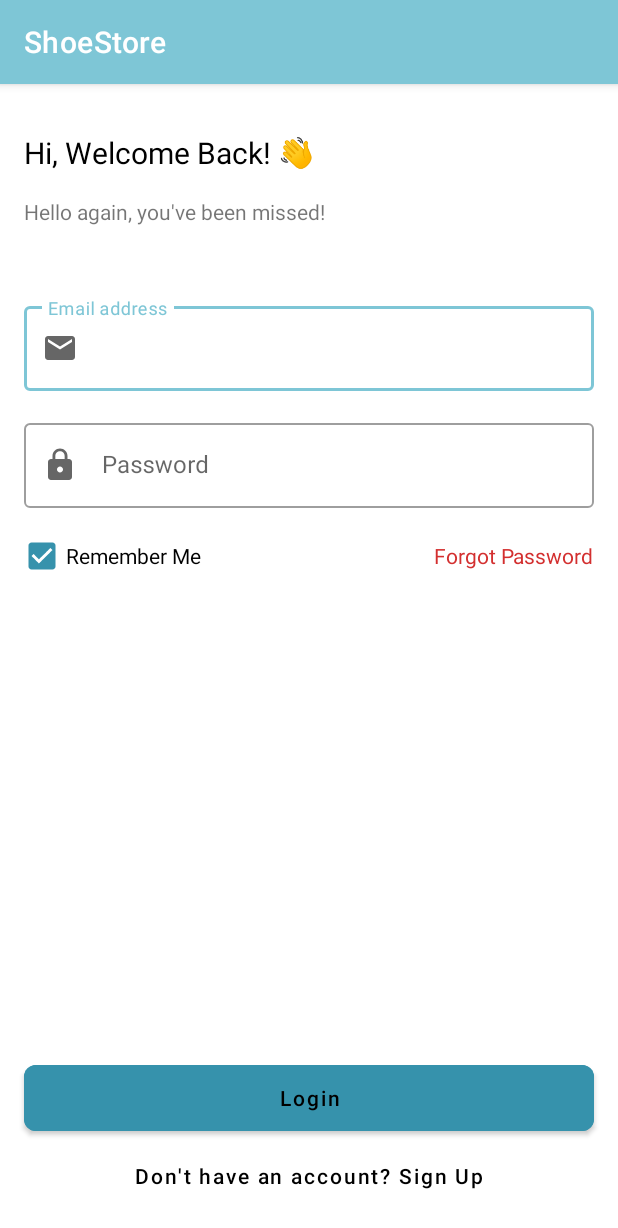
After one commit to binaryshrey/ShoeStore, an Android app: the fragment LoginFragment shown on its own in the app's theme, on a phone screen of 412 x 824 dp. The commit adds this screen. Shown: the top 1228 px of the screen. Run offline under Robolectric (Android 15) with nearby library versions, the phone set to English and light mode, and no system bars.

Commit message:
updated loginView

```diff
--- /dev/null
+++ b/app/src/main/java/dev/shreyansh/shoestore/ui/login/LoginFragment.kt
@@ -0,0 +1,22 @@
+package dev.shreyansh.shoestore.ui.login
+
+import android.os.Bundle
+import androidx.fragment.app.Fragment
+import android.view.LayoutInflater
+import android.view.View
+import android.view.ViewGroup
+import dev.shreyansh.shoestore.R
+
+
+class LoginFragment : Fragment() {
+
+
+    override fun onCreateView(
+        inflater: LayoutInflater, container: ViewGroup?,
+        savedInstanceState: Bundle?
+    ): View? {
+        // Inflate the layout for this fragment
+        return inflater.inflate(R.layout.fragment_login, container, false)
+    }
+
+}
--- /dev/null
+++ b/app/src/main/res/layout/fragment_login.xml
@@ -0,0 +1,131 @@
+<?xml version="1.0" encoding="utf-8"?>
+<androidx.constraintlayout.widget.ConstraintLayout xmlns:android="http://schemas.android.com/apk/res/android"
+    xmlns:tools="http://schemas.android.com/tools"
+    xmlns:app="http://schemas.android.com/apk/res-auto"
+    android:id="@+id/loginLayout"
+    android:layout_width="match_parent"
+    android:layout_height="match_parent"
+    tools:context=".ui.login.LoginFragment">
+
+    <TextView
+        android:id="@+id/welcomeTextView"
+        android:layout_width="wrap_content"
+        android:layout_height="wrap_content"
+        android:layout_marginStart="@dimen/dimen_16"
+        android:layout_marginTop="@dimen/dimen_32"
+        android:text="@string/welcomeBack"
+        android:textColor="@color/black"
+        android:textSize="@dimen/dimen_20sp"
+        app:layout_constraintStart_toStartOf="parent"
+        app:layout_constraintTop_toTopOf="parent" />
+
+    <TextView
+        android:id="@+id/welcomeTagTextView"
+        android:layout_width="wrap_content"
+        android:layout_height="wrap_content"
+        android:layout_marginStart="@dimen/dimen_16"
+        android:layout_marginTop="@dimen/dimen_16"
+        android:text="@string/hello_again_you_ve_been_missed"
+        app:layout_constraintStart_toStartOf="parent"
+        app:layout_constraintTop_toBottomOf="@+id/welcomeTextView" />
+
+    <com.google.android.material.textfield.TextInputLayout
+        android:id="@+id/emailLogin"
+        style="@style/Widget.MaterialComponents.TextInputLayout.OutlinedBox"
+        android:layout_width="match_parent"
+        android:layout_height="wrap_content"
+        android:layout_marginStart="@dimen/dimen_16"
+        android:layout_marginTop="48dp"
+        android:layout_marginEnd="@dimen/dimen_16"
+        android:hint="@string/email_address"
+        app:layout_constraintEnd_toEndOf="parent"
+        app:layout_constraintStart_toStartOf="parent"
+        app:layout_constraintTop_toBottomOf="@+id/welcomeTagTextView"
+        app:startIconContentDescription="@string/email_address"
+        app:startIconDrawable="@drawable/ic_baseline_email_24">
+
+        <com.google.android.material.textfield.TextInputEditText
+            android:layout_width="match_parent"
+            android:layout_height="wrap_content" />
+
+    </com.google.android.material.textfield.TextInputLayout>
+
+    <com.google.android.material.textfield.TextInputLayout
+        android:id="@+id/pwdLogin"
+        style="@style/Widget.MaterialComponents.TextInputLayout.OutlinedBox"
+        android:layout_width="match_parent"
+        android:layout_height="wrap_content"
+        android:layout_marginStart="@dimen/dimen_16"
+        android:layout_marginTop="@dimen/dimen_16"
+        android:layout_marginEnd="@dimen/dimen_16"
+        android:hint="@string/password"
+        app:layout_constraintEnd_toEndOf="parent"
+        app:layout_constraintStart_toStartOf="parent"
+        app:layout_constraintTop_toBottomOf="@+id/emailLogin"
+        app:startIconContentDescription="@string/password"
+        app:startIconDrawable="@drawable/ic_baseline_lock_24">
+
+    <com.google.android.material.textfield.TextInputEditText
+        android:layout_width="match_parent"
+        android:layout_height="wrap_content"
+        android:inputType="textPassword" />
+    </com.google.android.material.textfield.TextInputLayout>
+
+    <CheckBox
+        android:id="@+id/rem"
+        android:layout_width="wrap_content"
+        android:layout_height="wrap_content"
+        android:layout_marginStart="@dimen/dimen_12"
+        android:layout_marginTop="@dimen/dimen_8"
+        android:checked="true"
+        android:text="@string/remember_me"
+        app:layout_constraintStart_toStartOf="parent"
+        app:layout_constraintTop_toBottomOf="@+id/pwdLogin" />
+
+    <TextView
+        android:id="@+id/ForgotTextView"
+        android:layout_width="wrap_content"
+        android:layout_height="wrap_content"
+        android:layout_marginTop="22dp"
+        android:layout_marginEnd="16dp"
+        android:text="@string/forgot_password"
+        android:textColor="#D32F2F"
+        app:layout_constraintEnd_toEndOf="parent"
+        app:layout_constraintTop_toBottomOf="@+id/pwdLogin" />
+
+    <com.google.android.material.button.MaterialButton
+        android:id="@+id/loginButton"
+        android:layout_width="@dimen/dimen_0"
+        android:layout_height="@dimen/dimen_56"
+        android:layout_marginStart="@dimen/dimen_16"
+        android:layout_marginEnd="@dimen/dimen_16"
+        android:backgroundTint="@color/colorPrimaryVariant"
+        android:text="@string/login"
+        android:textAllCaps="false"
+        android:textColor="@color/black"
+        app:cornerRadius="@dimen/dimen_8"
+        app:layout_constraintBottom_toTopOf="@+id/noAccButton"
+        app:layout_constraintEnd_toEndOf="parent"
+        app:layout_constraintHorizontal_bias="0.0"
+        app:layout_constraintStart_toStartOf="parent" />
+
+
+    <com.google.android.material.button.MaterialButton
+        android:id="@+id/noAccButton"
+        style="@style/Widget.MaterialComponents.Button.TextButton"
+        android:layout_width="@dimen/dimen_0"
+        android:layout_height="wrap_content"
+        android:layout_marginStart="@dimen/dimen_16"
+        android:layout_marginEnd="@dimen/dimen_16"
+        android:layout_marginBottom="@dimen/dimen_16"
+        android:text="@string/don_t_have_an_account_sign_up"
+        android:textAllCaps="false"
+        android:textColor="@color/black"
+        app:cornerRadius="@dimen/dimen_8"
+        app:layout_constraintBottom_toBottomOf="parent"
+        app:layout_constraintEnd_toEndOf="parent"
+        app:layout_constraintHorizontal_bias="0.0"
+        app:layout_constraintStart_toStartOf="parent" />
+
+
+</androidx.constraintlayout.widget.ConstraintLayout>
--- a/app/src/main/res/values/strings.xml
+++ b/app/src/main/res/values/strings.xml
@@ -15,4 +15,10 @@
     <string name="create_account">Create Account</string>
     <string name="connect_with_the_online_store_today">Connect with the online store today!</string>
     <string name="shoe_store">Shoe Store</string>
+    <string name="welcomeBack">Hi, Welcome Back! &#128075;</string>
+    <string name="hello_again_you_ve_been_missed">Hello again, you\'ve been missed!</string>
+    <string name="remember_me">Remember Me</string>
+    <string name="forgot_password">Forgot Password</string>
+    <string name="login">Login</string>
+    <string name="don_t_have_an_account_sign_up">Don\'t have an account? Sign Up</string>
 </resources>
```
